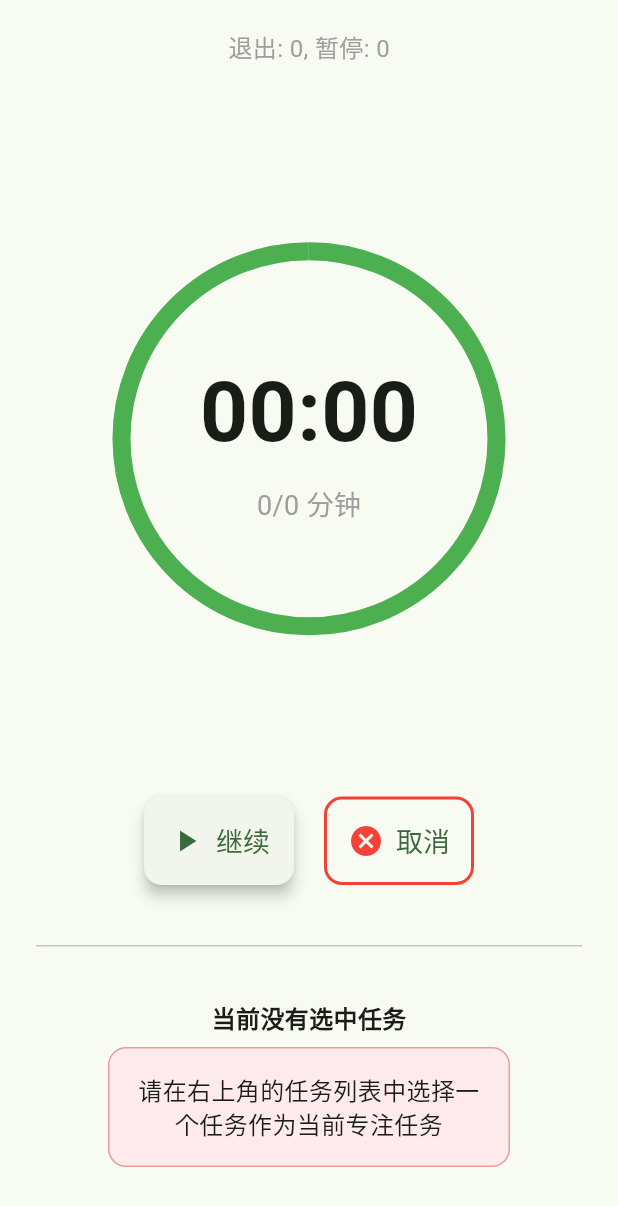
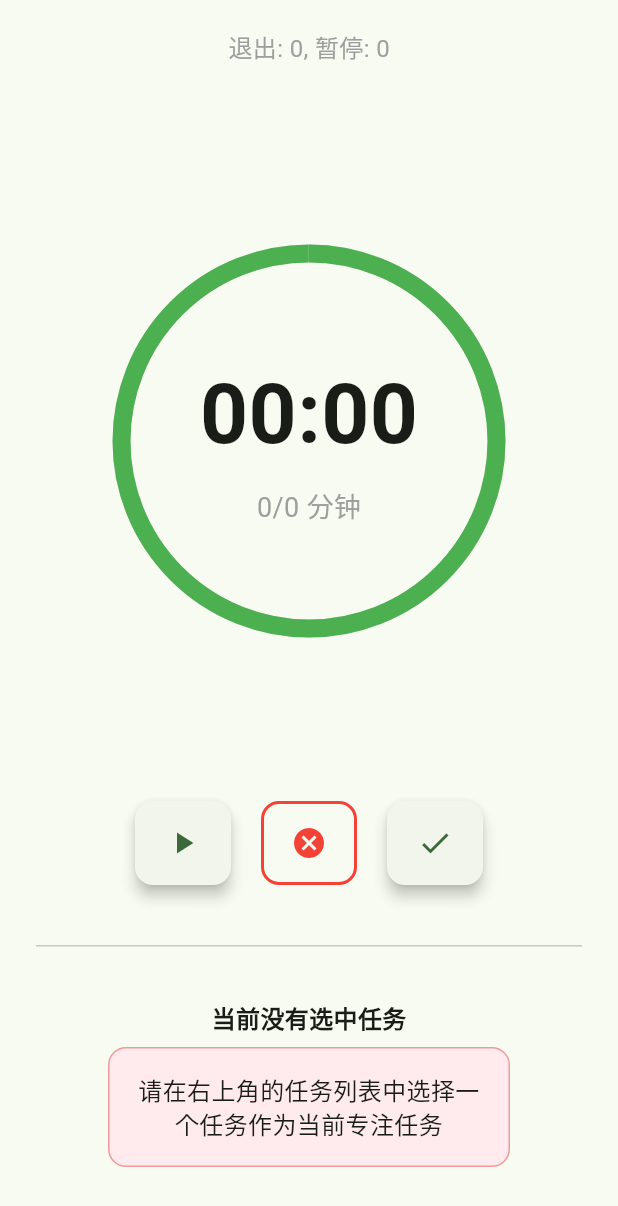
Before and after one commit to cup113/unison, a Flutter app: the TimerView widget shown alone on an empty page, opened directly with empty values, on a phone screen of 412 x 824 dp. Shown: the top 1206 px of the screen. Run offline on Flutter 3.47's test engine with Material 3 defaults, Android fonts, the phone set to English and light mode, and no system bars; our stand-ins replace shared_preferences; accounts and stored records are empty.

Commit message:
refactor(timer): 重构计时器功能并优化用户体验
- 移除 dialogActive 状态，改为在 TimerView 中处理计时器完成逻辑
- 添加加时功能，允许用户在计时器完成后增加时间
- 优化计时器界面，显示剩余时间并调整样式
- 重构 SetupView，简化专注时长选择界面
- 更新 FocusTimerPage，移除不必要的加时按钮
- 调整 TimerManager 中的计时器逻辑，确保准确计时

```diff
--- a/lib/app_state_manager.dart
+++ b/lib/app_state_manager.dart
@@ -5,15 +5,20 @@ import 'todo_manager.dart';
 
 class AppStateManager with ChangeNotifier {
   static const List<int> presetDurations = [
+    2,
     5,
     10,
     15,
     20,
+    25,
     30,
     40,
+    50,
     60,
     75,
-    90
+    90,
+    105,
+    120,
   ]; // in minutes
 
   final TimerManager _timerManager;
--- a/lib/setup_view.dart
+++ b/lib/setup_view.dart
@@ -23,7 +23,7 @@ class SetupView extends StatelessWidget {
           ),
           const SizedBox(height: 10),
           const Text(
-            '选择专注时长开始任务',
+            '选择专注时长（分钟）开始任务',
             style: TextStyle(fontSize: 16, color: Colors.grey),
           ),
           const SizedBox(height: 40),
@@ -45,7 +45,7 @@ class SetupView extends StatelessWidget {
                     borderRadius: BorderRadius.circular(12),
                   ),
                 ),
-                child: Text('${minutes.toString().padLeft(2, '0')}:00'),
+                child: Text(minutes.toString()),
               );
             }).toList(),
           ),
--- a/lib/timer_manager.dart
+++ b/lib/timer_manager.dart
@@ -13,7 +13,6 @@ class TimerManager with ChangeNotifier {
   int _pauseCount = 0; // 暂停次数
   DateTime? _startTime; // 开始时间
   DateTime? _lastTickTime; // 上次计时时间
-  bool _dialogActive = false; // 标记弹窗是否激活
   static const String _timerStateKey = 'timer_state_v2';
   static const String _focusRecordsKey = 'focus_records_v2';
 
@@ -24,7 +23,6 @@ class TimerManager with ChangeNotifier {
   bool get isPaused => _isPaused;
   bool get isTimerActive => _timer?.isActive ?? false;
   DateTime? get startTime => _startTime;
-  bool get dialogActive => _dialogActive;
 
   Future<void> loadFromStorage() async {
     final prefs = await SharedPreferences.getInstance();
@@ -39,7 +37,6 @@ class TimerManager with ChangeNotifier {
       _exitCount = timerState['exitCount'] ?? 0;
       _isPaused = timerState['isPaused'] ?? false;
       _pauseCount = timerState['pauseCount'] ?? 0;
-      _dialogActive = timerState['dialogActive'] ?? false; // 加载dialogActive状态
       _startTime = timerState['startTime'] != null
           ? DateTime.fromMillisecondsSinceEpoch(timerState['startTime'])
           : null;
@@ -68,7 +65,6 @@ class TimerManager with ChangeNotifier {
         'exitCount': _exitCount,
         'isPaused': _isPaused,
         'pauseCount': _pauseCount,
-        'dialogActive': _dialogActive, // 保存dialogActive状态
         'startTime': _startTime?.millisecondsSinceEpoch,
         'lastExitTime': _lastExitTime?.millisecondsSinceEpoch,
         'lastTickTime': _lastTickTime?.millisecondsSinceEpoch,
@@ -122,7 +118,6 @@ class TimerManager with ChangeNotifier {
     _exitCount = 0; // 重置退出次数
     _startTime = DateTime.now(); // 记录开始时间
     _lastTickTime = _startTime; // 初始化上次调用时间为开始时间
-    _dialogActive = false; // 重置dialogActive状态
 
     _timer?.cancel();
     _startTimerPeriodic();
@@ -140,6 +135,7 @@ class TimerManager with ChangeNotifier {
 
   // 提取公共的计时器逻辑到私有方法
   void _startTimerPeriodic() {
+    _lastTickTime = DateTime.now();
     _timer = Timer.periodic(const Duration(seconds: 1), (timer) {
       final now = DateTime.now();
       // 检查距离上次调用的时间间隔
@@ -195,16 +191,8 @@ class TimerManager with ChangeNotifier {
     _remainingSeconds = null;
     _isPaused = false;
     _startTime = null;
-    _dialogActive = false; // 重置dialogActive状态
     saveToStorage();
     notifyListeners();
-  }
-
-  // 新增：设置dialogActive状态
-  void setDialogActive(bool active) {
-    _dialogActive = active;
-    notifyListeners();
-    saveToStorage();
   }
 
   // 新增：增加时间功能
--- a/lib/timer_view.dart
+++ b/lib/timer_view.dart
@@ -1,4 +1,5 @@
 import 'package:flutter/material.dart';
+import 'package:unison/todo.dart';
 import 'package:unison/timer_manager.dart';
 import 'app_state_manager.dart';
 import 'active_todo_view.dart';
@@ -47,16 +48,7 @@ class _TimerViewState extends State<TimerView> {
   Widget build(BuildContext context) {
     final timerManager = widget.appStateManager.timerManager;
     final todoManager = widget.appStateManager.todoManager;
-
-    // 修改：允许remainingSeconds为负数
-    if (widget.remainingSeconds <= 0 && !timerManager.dialogActive) {
-      // 设置dialogActive为true，防止重复触发
-      timerManager.setDialogActive(true);
-      // 使用addPostFrameCallback避免在build过程中调用setState
-      WidgetsBinding.instance.addPostFrameCallback((_) {
-        widget.onTimerComplete();
-      });
-    }
+    final Todo? activeTodo = todoManager.getActiveTodo();
 
     return LayoutBuilder(
       builder: (context, constraints) {
@@ -73,7 +65,8 @@ class _TimerViewState extends State<TimerView> {
                   child: _buildTimerDisplay(),
                 ),
               ),
-              _buildTimerControls(timerManager),
+              _buildAddTimeButtons(timerManager),
+              _buildTimerControls(timerManager, activeTodo),
               const SizedBox(height: 20),
               const Divider(height: 1, thickness: 1),
               const SizedBox(height: 20),
@@ -129,19 +122,13 @@ class _TimerViewState extends State<TimerView> {
           begin: 0,
           end: progress,
         ),
-        duration: const Duration(milliseconds: 300),
+        duration: const Duration(milliseconds: 800),
         builder: (context, value, child) {
           return CircularProgressIndicator(
             value: value,
             strokeWidth: 12,
             backgroundColor: Colors.grey[300],
-            valueColor: AlwaysStoppedAnimation<Color>(
-              value < 0.3
-                  ? Colors.red
-                  : value < 0.7
-                      ? Colors.orange
-                      : Colors.green,
-            ),
+            valueColor: AlwaysStoppedAnimation<Color>(Colors.green),
           );
         },
       ),
@@ -156,10 +143,16 @@ class _TimerViewState extends State<TimerView> {
           '${isNegative ? '-' : ''}${minutes.toString().padLeft(2, '0')}:${seconds.toString().padLeft(2, '0')}',
           key: ValueKey(
               '${isNegative ? '-' : ''}${minutes.toString().padLeft(2, '0')}:${seconds.toString().padLeft(2, '0')}'),
-          style: const TextStyle(
-            fontSize: 56,
-            fontWeight: FontWeight.bold,
-          ),
+          style: widget.remainingSeconds < 0
+              ? const TextStyle(
+                  fontSize: 56,
+                  fontWeight: FontWeight.bold,
+                  color: Colors.redAccent,
+                )
+              : const TextStyle(
+                  fontSize: 56,
+                  fontWeight: FontWeight.bold,
+                ),
         ),
         const SizedBox(height: 8),
         Text(
@@ -178,7 +171,50 @@ class _TimerViewState extends State<TimerView> {
     );
   }
 
-  Widget _buildTimerControls(TimerManager timerManager) {
+  Widget _buildAddTimeButtons(TimerManager timerManager) {
+    // 仅在剩余时间为负时显示加时按钮
+    if (widget.remainingSeconds >= 0) {
+      return const SizedBox.shrink();
+    }
+
+    return Column(
+      mainAxisSize: MainAxisSize.min,
+      children: [
+        Row(
+          mainAxisAlignment: MainAxisAlignment.center,
+          children: [
+            _buildAddTimeButton(timerManager, 1),
+            const SizedBox(width: 10),
+            _buildAddTimeButton(timerManager, 2),
+            const SizedBox(width: 10),
+            _buildAddTimeButton(timerManager, 5),
+            const SizedBox(width: 10),
+            _buildAddTimeButton(timerManager, 10),
+            const SizedBox(width: 10),
+            _buildAddTimeButton(timerManager, 15),
+          ],
+        ),
+        const SizedBox(height: 10),
+      ],
+    );
+  }
+
+  Widget _buildAddTimeButton(TimerManager timerManager, int minutes) {
+    return ElevatedButton(
+      onPressed: () {
+        timerManager.addTime(minutes);
+        if (!timerManager.isTimerActive && timerManager.isPaused) {
+          timerManager.resumeTimer();
+        }
+      },
+      child: Text('+$minutes分钟'),
+    );
+  }
+
+  Widget _buildTimerControls(TimerManager timerManager, Todo? activeTodo) {
+    final bool canComplete =
+        widget.remainingSeconds <= widget.selectedDuration * 60 ~/ 2;
+
     return Column(
       mainAxisSize: MainAxisSize.min,
       children: [
@@ -188,6 +224,8 @@ class _TimerViewState extends State<TimerView> {
             _buildPauseResumeButton(timerManager),
             const SizedBox(width: 20),
             _buildCancelButton(timerManager),
+            const SizedBox(width: 20),
+            _buildCompleteButton(timerManager, canComplete),
           ],
         ),
         const SizedBox(height: 20),
@@ -223,8 +261,6 @@ class _TimerViewState extends State<TimerView> {
             timerManager.isTimerActive ? Icons.pause : Icons.play_arrow,
             size: 24,
           ),
-          const SizedBox(width: 8),
-          Text(timerManager.isTimerActive ? '暂停' : '继续'),
         ],
       ),
     );
@@ -294,8 +330,34 @@ class _TimerViewState extends State<TimerView> {
         mainAxisSize: MainAxisSize.min,
         children: [
           const Icon(Icons.cancel, size: 24, color: Colors.red),
-          const SizedBox(width: 8),
-          const Text('取消'),
+        ],
+      ),
+    );
+  }
+
+  Widget _buildCompleteButton(TimerManager timerManager, bool canComplete) {
+    return ElevatedButton(
+      onPressed: canComplete
+          ? () {
+              widget.onTimerComplete();
+            }
+          : null,
+      style: ElevatedButton.styleFrom(
+        padding: const EdgeInsets.symmetric(
+          horizontal: 16,
+          vertical: 16,
+        ),
+        textStyle: const TextStyle(fontSize: 18),
+        shape: RoundedRectangleBorder(
+          borderRadius: BorderRadius.circular(12),
+        ),
+        elevation: 4,
+        animationDuration: const Duration(milliseconds: 200),
+      ),
+      child: Row(
+        mainAxisSize: MainAxisSize.min,
+        children: const [
+          Icon(Icons.check, size: 24),
         ],
       ),
     );
--- a/pubspec.yaml
+++ b/pubspec.yaml
@@ -1,7 +1,7 @@
 name: unison
 description: "Track Progress, Homework Together"
 publish_to: 'none'
-version: 0.0.2+11
+version: 0.0.2+12
 
 environment:
   sdk: ^3.0.4
```
Also changed, not shown: lib/focus_timer_page.dart (+7 -59 lines), 1 other file.
